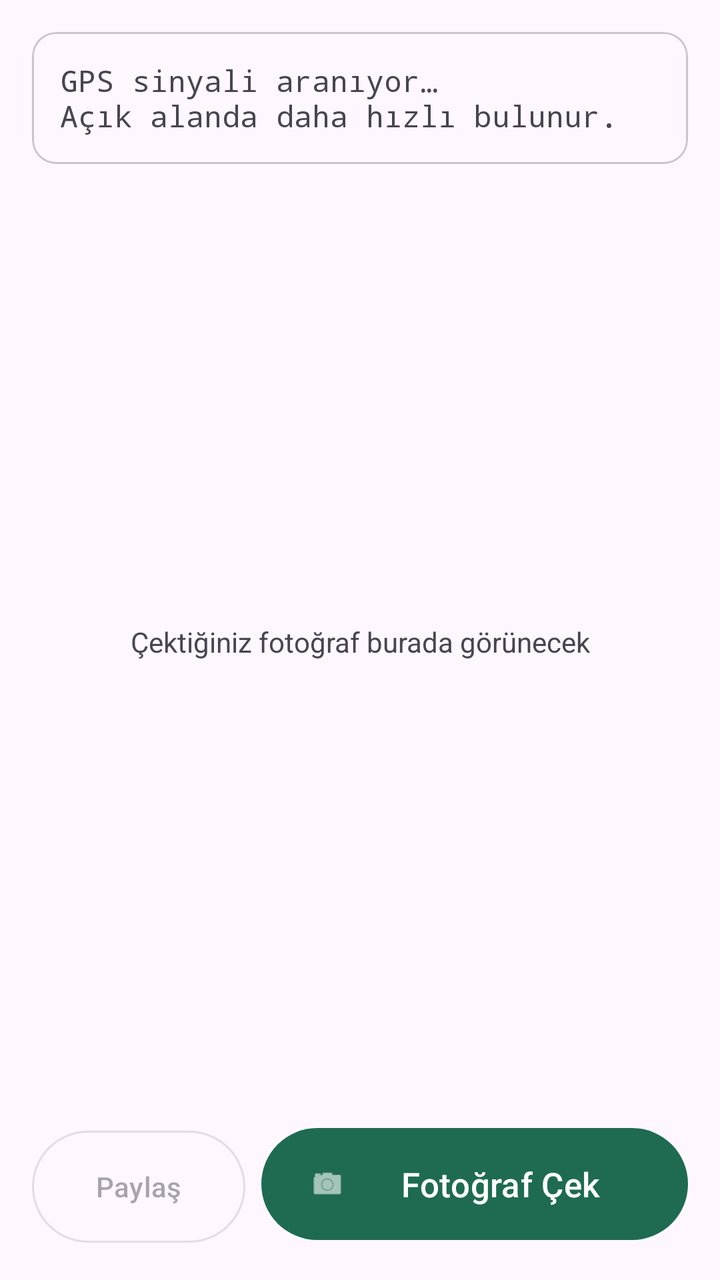
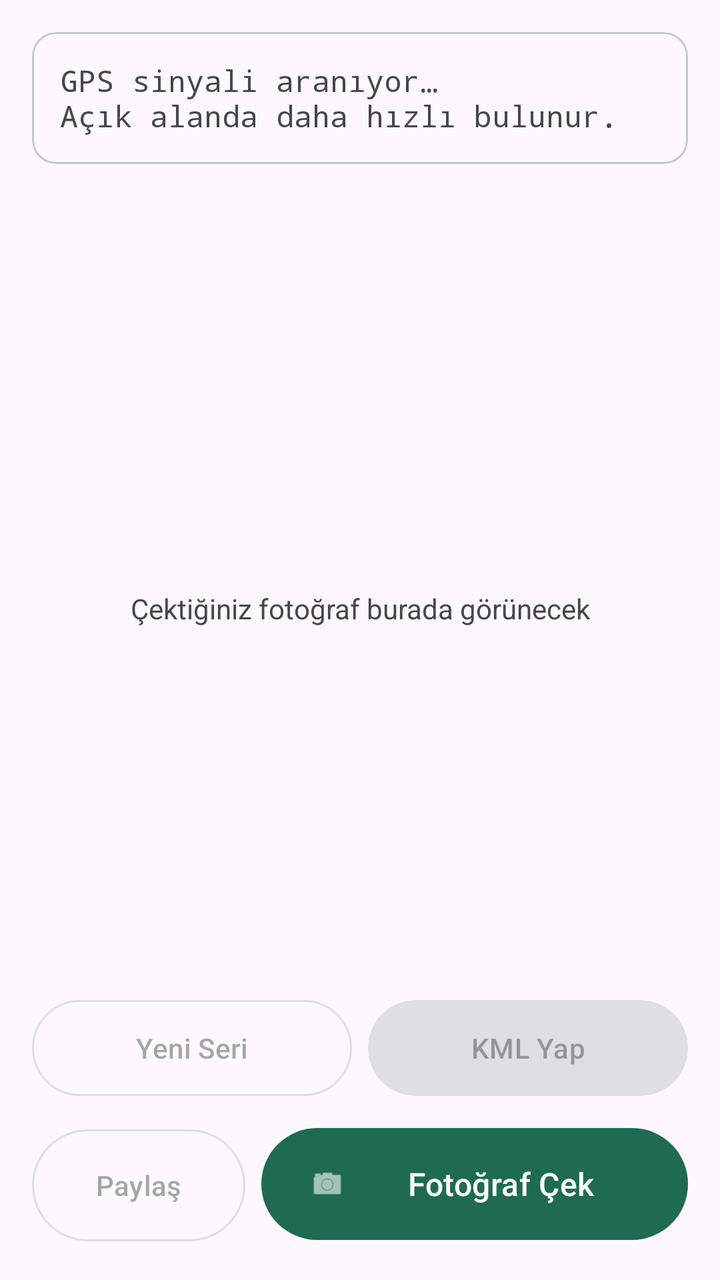

Screens rendered from an Android XML layout before and after an edit, with the pre-edit source and the edit as a unified diff.
<!-- AndroidManifest.xml: application theme Theme.KonumKamera -->
<!-- res/layout/activity_main.xml -->
<?xml version="1.0" encoding="utf-8"?>
<LinearLayout xmlns:android="http://schemas.android.com/apk/res/android"
    xmlns:app="http://schemas.android.com/apk/res-auto"
    android:layout_width="match_parent"
    android:layout_height="match_parent"
    android:orientation="vertical"
    android:padding="16dp">

    <com.google.android.material.card.MaterialCardView
        android:layout_width="match_parent"
        android:layout_height="wrap_content"
        app:cardCornerRadius="12dp">

        <TextView
            android:id="@+id/tvLocation"
            android:layout_width="match_parent"
            android:layout_height="wrap_content"
            android:fontFamily="monospace"
            android:padding="14dp"
            android:text="@string/searching_gps"
            android:textSize="15sp" />
    </com.google.android.material.card.MaterialCardView>

    <FrameLayout
        android:layout_width="match_parent"
        android:layout_height="0dp"
        android:layout_marginTop="12dp"
        android:layout_marginBottom="12dp"
        android:layout_weight="1">

        <TextView
            android:id="@+id/tvHint"
            android:layout_width="match_parent"
            android:layout_height="match_parent"
            android:gravity="center"
            android:text="@string/preview_hint"
            android:textColor="?android:attr/textColorSecondary" />

        <ImageView
            android:id="@+id/imgPreview"
            android:layout_width="match_parent"
            android:layout_height="match_parent"
            android:contentDescription="@string/app_name"
            android:scaleType="fitCenter" />
    </FrameLayout>

    <LinearLayout
        android:layout_width="match_parent"
        android:layout_height="wrap_content"
        android:orientation="horizontal">

        <com.google.android.material.button.MaterialButton
            android:id="@+id/btnShare"
            style="@style/Widget.Material3.Button.OutlinedButton"
            android:layout_width="0dp"
            android:layout_height="64dp"
            android:layout_marginEnd="8dp"
            android:layout_weight="1"
            android:enabled="false"
            android:text="@string/share" />

        <com.google.android.material.button.MaterialButton
            android:id="@+id/btnCapture"
            android:layout_width="0dp"
            android:layout_height="64dp"
            android:layout_weight="2"
            android:text="@string/take_photo"
            android:textSize="17sp"
            app:icon="@android:drawable/ic_menu_camera" />
    </LinearLayout>
</LinearLayout>
<!-- resources referenced by this layout -->
<resources>
  <string name="app_name">Konum Kamera</string>
  <string name="preview_hint">Çektiğiniz fotoğraf burada görünecek</string>
  <string name="searching_gps">GPS sinyali aranıyor…\nAçık alanda daha hızlı bulunur.</string>
  <string name="share">Paylaş</string>
  <string name="take_photo">Fotoğraf Çek</string>
  <style name="Theme.KonumKamera" parent="Theme.Material3.DayNight">
          <item name="colorPrimary">#1E6B52</item>
          <item name="colorOnPrimary">#FFFFFF</item>
      </style>
</resources>

<!-- the commit's change to res/layout/activity_main.xml (unified diff, before → after) -->
@@ -21,11 +21,19 @@
             android:textSize="15sp" />
     </com.google.android.material.card.MaterialCardView>
 
+    <TextView
+        android:id="@+id/tvSeries"
+        android:layout_width="match_parent"
+        android:layout_height="wrap_content"
+        android:layout_marginTop="10dp"
+        android:textSize="15sp"
+        android:textStyle="bold" />
+
     <FrameLayout
         android:layout_width="match_parent"
         android:layout_height="0dp"
-        android:layout_marginTop="12dp"
-        android:layout_marginBottom="12dp"
+        android:layout_marginTop="10dp"
+        android:layout_marginBottom="10dp"
         android:layout_weight="1">
 
         <TextView
@@ -43,6 +51,32 @@
             android:contentDescription="@string/app_name"
             android:scaleType="fitCenter" />
     </FrameLayout>
+
+    <LinearLayout
+        android:layout_width="match_parent"
+        android:layout_height="wrap_content"
+        android:layout_marginBottom="8dp"
+        android:orientation="horizontal">
+
+        <com.google.android.material.button.MaterialButton
+            android:id="@+id/btnReset"
+            style="@style/Widget.Material3.Button.OutlinedButton"
+            android:layout_width="0dp"
+            android:layout_height="56dp"
+            android:layout_marginEnd="8dp"
+            android:layout_weight="1"
+            android:enabled="false"
+            android:text="@string/reset" />
+
+        <com.google.android.material.button.MaterialButton
+            android:id="@+id/btnKml"
+            style="@style/Widget.Material3.Button.TonalButton"
+            android:layout_width="0dp"
+            android:layout_height="56dp"
+            android:layout_weight="1"
+            android:enabled="false"
+            android:text="@string/make_kml_short" />
+    </LinearLayout>
 
     <LinearLayout
         android:layout_width="match_parent"
@@ -65,7 +99,7 @@
             android:layout_height="64dp"
             android:layout_weight="2"
             android:text="@string/take_photo"
-            android:textSize="17sp"
+            android:textSize="16sp"
             app:icon="@android:drawable/ic_menu_camera" />
     </LinearLayout>
 </LinearLayout>
<!-- resource entries referenced after the edit -->
@@ -1,7 +1,9 @@
 <!-- resources referenced by this layout -->
 <resources>
   <string name="app_name">Konum Kamera</string>
+  <string name="make_kml_short">KML Yap</string>
   <string name="preview_hint">Çektiğiniz fotoğraf burada görünecek</string>
+  <string name="reset">Yeni Seri</string>
   <string name="searching_gps">GPS sinyali aranıyor…\nAçık alanda daha hızlı bulunur.</string>
   <string name="share">Paylaş</string>
   <string name="take_photo">Fotoğraf Çek</string>
